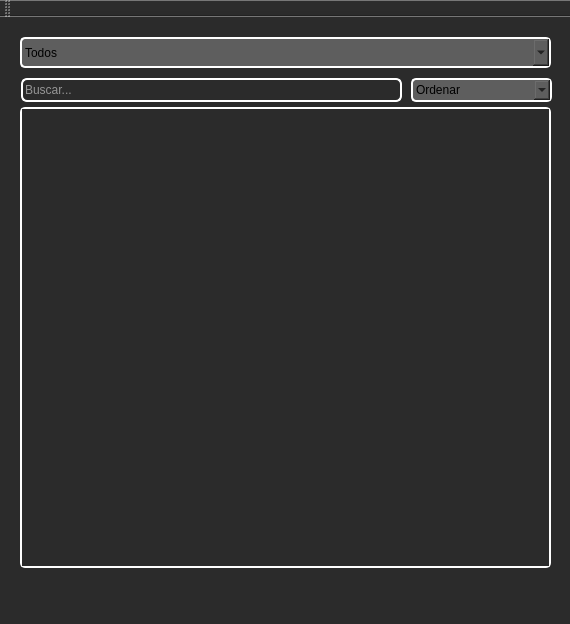
First picture: the form in mainwindow.ui, repository Eduardo-Guerra-Alvarez/Amazone, before the edit.
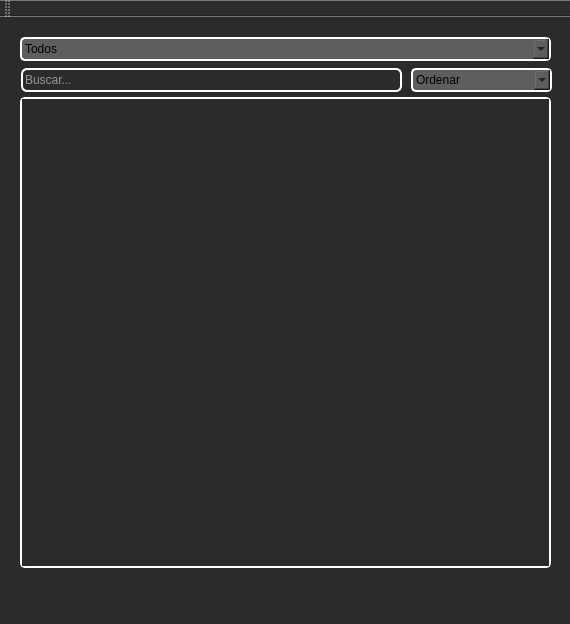
Second picture: the form after the edit. Icons and pictures are not drawn.

Diff of the .ui file:
```diff
--- a/mainwindow.ui
+++ b/mainwindow.ui
@@ -621,9 +621,9 @@
         <property name="geometry">
          <rect>
           <x>9</x>
-          <y>79</y>
+          <y>69</y>
           <width>531</width>
-          <height>461</height>
+          <height>471</height>
          </rect>
         </property>
         <property name="styleSheet">
@@ -641,7 +641,7 @@
            <x>0</x>
            <y>0</y>
            <width>527</width>
-           <height>457</height>
+           <height>467</height>
           </rect>
          </property>
          <layout class="QGridLayout" name="gridLayout_4">
@@ -661,7 +661,7 @@
           <x>9</x>
           <y>9</y>
           <width>531</width>
-          <height>31</height>
+          <height>24</height>
          </rect>
         </property>
         <property name="styleSheet">
@@ -708,10 +708,13 @@
         </item>
        </widget>
        <widget class="QLineEdit" name="buscarLE">
+        <property name="enabled">
+         <bool>true</bool>
+        </property>
         <property name="geometry">
          <rect>
           <x>10</x>
-          <y>50</y>
+          <y>40</y>
           <width>381</width>
           <height>24</height>
          </rect>
@@ -728,15 +731,27 @@
         <property name="text">
          <string/>
         </property>
+        <property name="echoMode">
+         <enum>QLineEdit::Normal</enum>
+        </property>
+        <property name="cursorPosition">
+         <number>0</number>
+        </property>
+        <property name="dragEnabled">
+         <bool>false</bool>
+        </property>
         <property name="placeholderText">
          <string>Buscar...</string>
         </property>
+        <property name="clearButtonEnabled">
+         <bool>false</bool>
+        </property>
        </widget>
        <widget class="QComboBox" name="cbOrdenar">
         <property name="geometry">
          <rect>
           <x>400</x>
-          <y>50</y>
+          <y>40</y>
           <width>141</width>
           <height>24</height>
          </rect>
```
Left out of the diff: 7 changed lines with no effect on the pictures.
